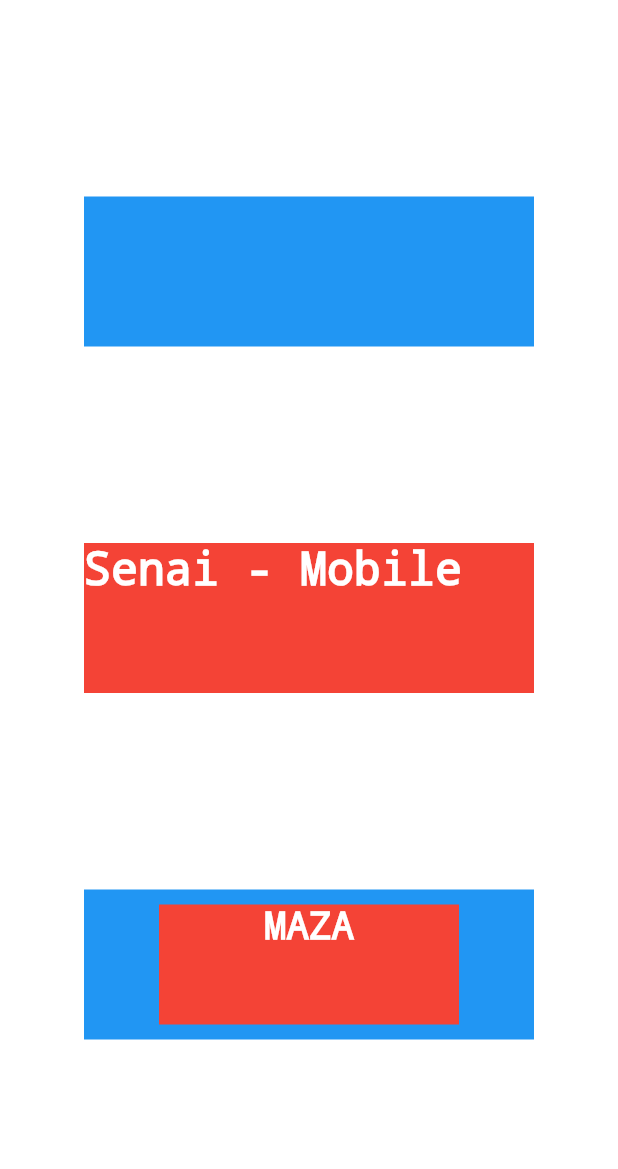
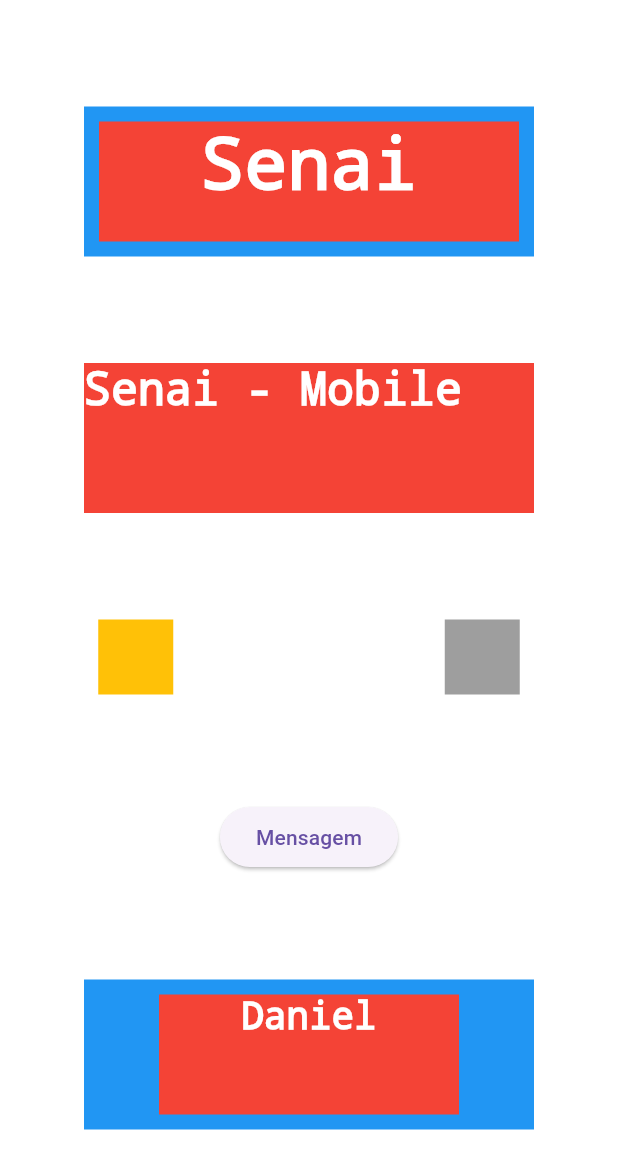
Before and after one commit to MarcoJunior23/Senai_3SEMESTRE, a Flutter app: the screen it shows after launch, on a phone screen of 412 x 824 dp. Shown: the top 1169 px of the screen. Run offline on Flutter 3.47's test engine with Material 3 defaults, Android fonts, the phone set to English and light mode, and no system bars.

Commit message:
Att exemplo aula7

```diff
--- a/Desenvolvimento_mobile/Aula7/appaula7/lib/main.dart
+++ b/Desenvolvimento_mobile/Aula7/appaula7/lib/main.dart
@@ -15,6 +15,8 @@
   Widget build(BuildContext context) {
     // MaterialApp faz parte do design do aplicativo
     return MaterialApp(
+      // remove a faixa debug do aplicativo
+      debugShowCheckedModeBanner: false,
       home: Column(
         // alinhamento primario
        // mainAxisAlignment: MainAxisAlignment.center,
@@ -24,50 +26,56 @@
        //mainAxisAlignment: MainAxisAlignment.spaceBetween,
        mainAxisAlignment: MainAxisAlignment.spaceEvenly,
         children: [
-          Container(
-            width: 300,
-            height: 100,
-            color: Colors.blue,
+          Stack(
+            alignment: Alignment.center,
+            children: [
+             Container(width: 300, height: 100,color: Colors.blue,),
+             Container(width: 280,height: 80,color: Colors.red,
+             child: Text("Senai",textAlign: TextAlign.center,
+             style: TextStyle(
+              color: Colors.white,
+              decoration: TextDecoration.none),),
              ),
-          Container(
-            width: 300,
-            height: 100,
-            color: Colors.red,
-            child: Text(
-              "Senai - Mobile",
-              style: TextStyle(
-                  fontSize: 30,
+            ],
+          ),
+
+        Container(width: 300,height: 100,color: Colors.red,child:
+        Text("Senai - Mobile",style: TextStyle(fontSize: 30,
         color: Colors.white,
         decoration: TextDecoration.none),
+        ),),
+        Row(
+          mainAxisAlignment: MainAxisAlignment.spaceEvenly,
+          children: [
+          Container(width: 50,height: 50,color: Colors.amber,),
+           Container(width: 50,height: 50,color: Colors.white,),
+            Container(width: 50,height: 50,color: Colors.grey,),
+          ],
         ),
-          ),
-
+        // Widget botao
+        // on pressed evento que ocorre quando o botao é pressionado
+        ElevatedButton(
+          onPressed:(){
+           print("Desenvolvimento Mobile 1");
+        }, child: Text("Mensagem")),
         Stack(
           // propriedade de alinhamento
-            alignment: Alignment.center,
+          alignment: Alignment.center ,
         children: [
-              Container(
-                width: 300,
-                height: 100,
-                color: Colors.blue,
-              ),
-              Container(
-                width: 200,
-                height: 80,
-                color: Colors.red,
-                child: Text(
-                  "MAZA",
-                  textAlign: TextAlign.center,
+          Container(width: 300,height: 100,color: Colors.blue,),
+          Container(width: 200,height: 80,color: Colors.red,
+          child: Text("Daniel",textAlign: TextAlign.center,
           style: TextStyle(
             color: Colors.white,
             decoration: TextDecoration.none,
             fontSize: 25,
-                  ),
-                ),
-              ),
+
+
+            ),),),
         ],
         ),
         //Text permite inserir texto no aplicativo
+
         ],
       ),
     );
--- a/Desenvolvimento_mobile/Aula7/appaula7/pubspec.yaml
+++ b/Desenvolvimento_mobile/Aula7/appaula7/pubspec.yaml
@@ -1,4 +1,4 @@
-name: appaula7
+name: app_aula07
 description: "A new Flutter project."
 # The following line prevents the package from being accidentally published to
 # pub.dev using `flutter pub publish`. This is preferred for private packages.
```
Also changed, not shown: 4 other files. Lines whose indentation alone changed are shown as unchanged.
